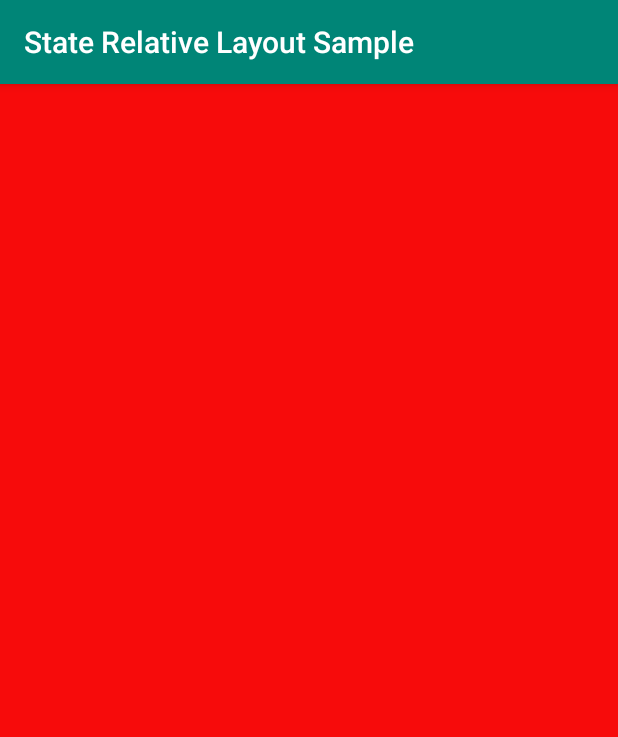
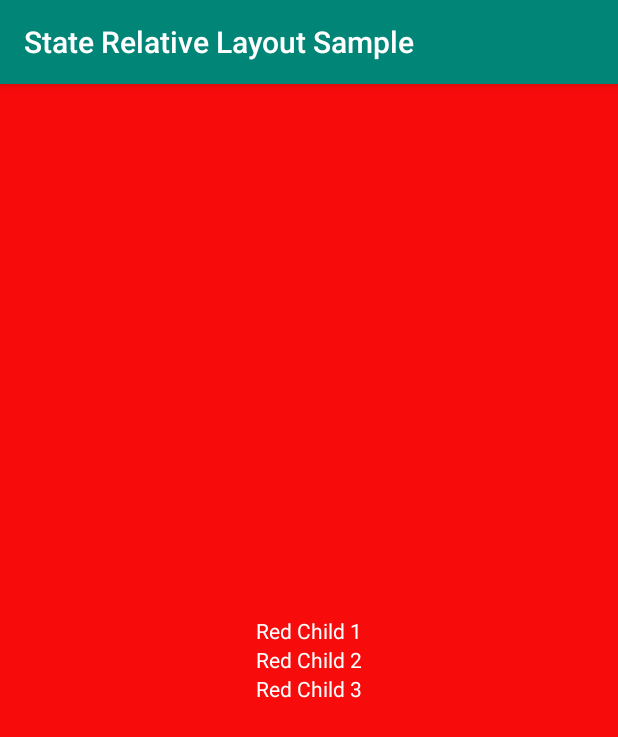
Before and after one commit to tizisdeepan/StateRelativeLayout, an Android app: the screen it shows after launch (MainActivity), on a phone screen of 412 x 824 dp. Shown: the top 737 px of the screen. Run offline under Robolectric (Android 15) with nearby library versions, the phone set to English and light mode, and no system bars.

Commit message:
State Relative Layout implemented.

```diff
--- a/app/src/main/res/layout/activity_main.xml
+++ b/app/src/main/res/layout/activity_main.xml
@@ -12,7 +12,23 @@
             android:layout_width="match_parent"
             android:layout_height="match_parent"
             android:orientation="vertical"
+            android:gravity="center"
             android:background="#1A0BF7">
+        <TextView
+                android:layout_width="wrap_content"
+                android:layout_height="wrap_content"
+                android:textColor="#ffffff"
+                android:text="Blue Child 1"/>
+        <TextView
+                android:layout_width="wrap_content"
+                android:layout_height="wrap_content"
+                android:textColor="#ffffff"
+                android:text="Blue Child 2"/>
+        <TextView
+                android:layout_width="wrap_content"
+                android:layout_height="wrap_content"
+                android:textColor="#ffffff"
+                android:text="Blue Child 3"/>
     </LinearLayout>
 
     <LinearLayout
@@ -20,7 +36,23 @@
             android:layout_width="match_parent"
             android:layout_height="match_parent"
             android:orientation="vertical"
+            android:gravity="center"
             android:background="#F70B0B">
+        <TextView
+                android:layout_width="wrap_content"
+                android:layout_height="wrap_content"
+                android:textColor="#ffffff"
+                android:text="Red Child 1"/>
+        <TextView
+                android:layout_width="wrap_content"
+                android:layout_height="wrap_content"
+                android:textColor="#ffffff"
+                android:text="Red Child 2"/>
+        <TextView
+                android:layout_width="wrap_content"
+                android:layout_height="wrap_content"
+                android:textColor="#ffffff"
+                android:text="Red Child 3"/>
     </LinearLayout>
 
     <LinearLayout
@@ -28,7 +60,23 @@
             android:layout_width="match_parent"
             android:layout_height="match_parent"
             android:orientation="vertical"
+            android:gravity="center"
             android:background="#238F06">
+        <TextView
+                android:layout_width="wrap_content"
+                android:layout_height="wrap_content"
+                android:textColor="#ffffff"
+                android:text="Green Child 1"/>
+        <TextView
+                android:layout_width="wrap_content"
+                android:layout_height="wrap_content"
+                android:textColor="#ffffff"
+                android:text="Green Child 2"/>
+        <TextView
+                android:layout_width="wrap_content"
+                android:layout_height="wrap_content"
+                android:textColor="#ffffff"
+                android:text="Green Child 3"/>
     </LinearLayout>
 
 
--- a/staterelativelayout/build.gradle
+++ b/staterelativelayout/build.gradle
@@ -1,4 +1,6 @@
 apply plugin: 'com.android.library'
+apply plugin: 'kotlin-android-extensions'
+apply plugin: 'kotlin-android'
 
 android {
     compileSdkVersion 28
@@ -30,4 +32,8 @@ dependencies {
     testImplementation 'junit:junit:4.12'
     androidTestImplementation 'com.android.support.test:runner:1.0.2'
     androidTestImplementation 'com.android.support.test.espresso:espresso-core:3.0.2'
+    implementation "org.jetbrains.kotlin:kotlin-stdlib-jdk7:$kotlin_version"
 }
+repositories {
+    mavenCentral()
+}
--- a/staterelativelayout/src/main/java/com/deepan/staterelativelayout/StateRelativeLayout.kt
+++ b/staterelativelayout/src/main/java/com/deepan/staterelativelayout/StateRelativeLayout.kt
@@ -14,8 +14,8 @@ class StateRelativeLayout : RelativeLayout {
 
     fun setState(id: Int) {
         for (i in 0..childCount) {
-            val child = getChildAt(i)
-            if (child.id == id) child.visibility = View.VISIBLE else child.visibility = View.GONE
+            val child: View? = getChildAt(i)
+            if (child?.id == id) child.visibility = View.VISIBLE else child?.visibility = View.GONE
         }
     }
 }
```
